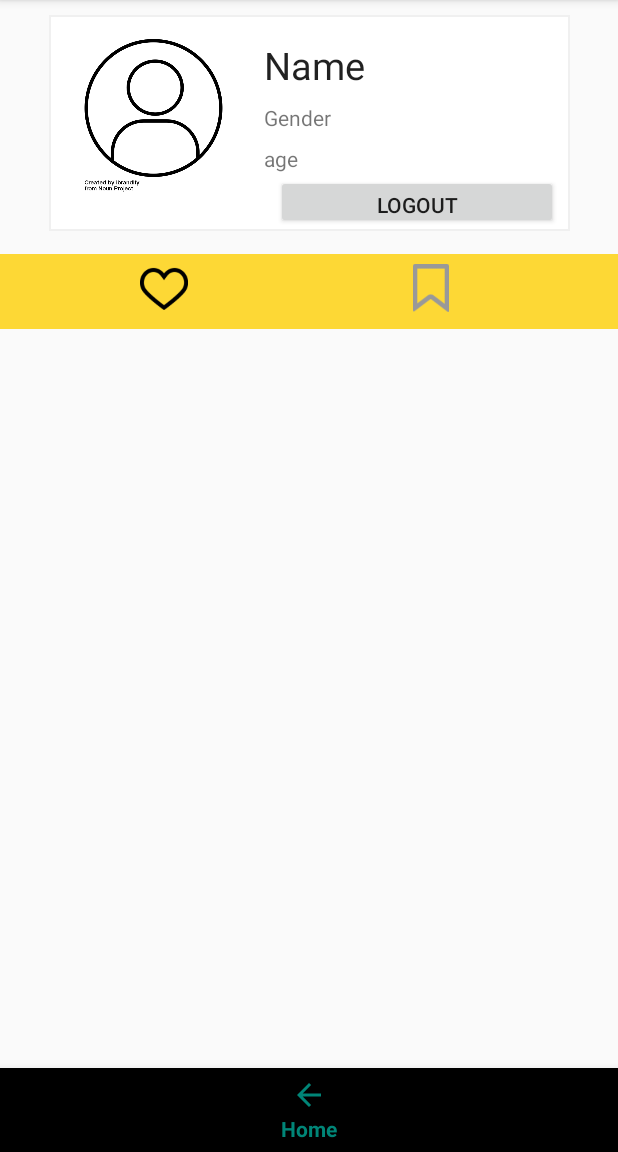
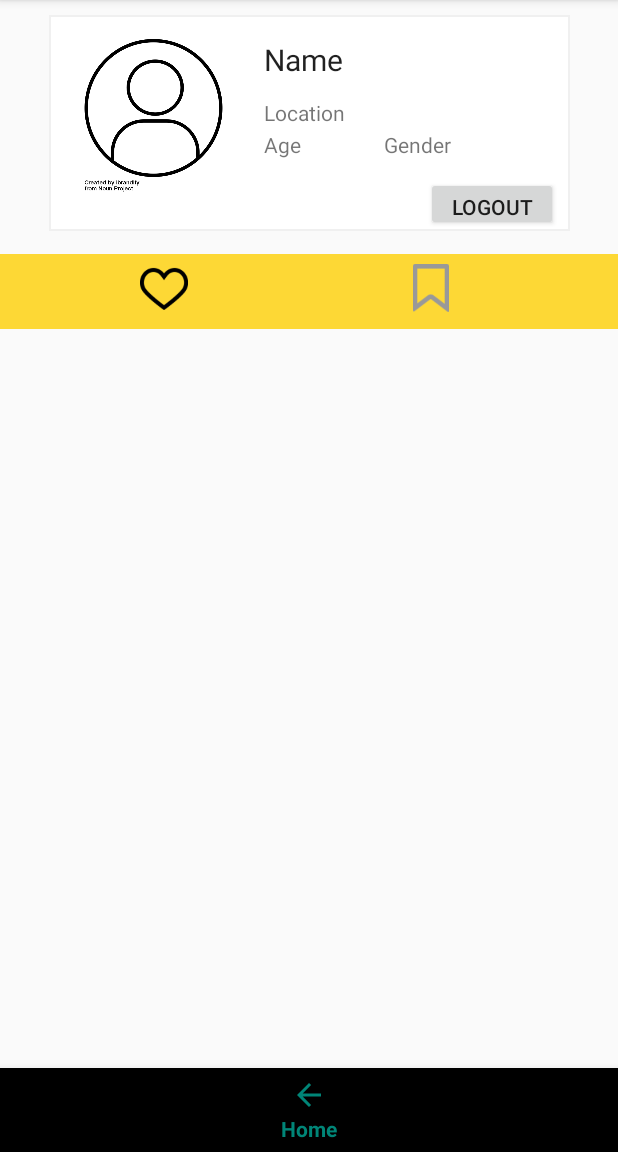
Before and after one commit to hkim00/moves, an Android app: the fragment ProfileFragment placed in its activity, on a phone screen of 412 x 824 dp, the part 84-1236 px from its top. Run offline under Robolectric (Android 15) with nearby library versions, the phone set to English and light mode, and no system bars; libraries missing offline, so code that uses them is left out: com.loopj.android, com.parse, cz.msebera.android, org.parceler; 18 statements that could not run were skipped.

Commit message:
display user info pulled from Parse

```diff
--- a/app/src/main/java/com/hkim00/moves/fragments/ProfileFragment.java
+++ b/app/src/main/java/com/hkim00/moves/fragments/ProfileFragment.java
@@ -7,6 +7,7 @@ import android.view.LayoutInflater;
 import android.view.View;
 import android.view.ViewGroup;
 import android.widget.Button;
+import android.widget.TextView;
 import android.widget.Toast;
 
 import androidx.annotation.NonNull;
@@ -32,11 +33,18 @@ public class ProfileFragment extends Fragment {
 
     public final static String TAG = "ProfileFragment";
 
+    ParseUser currUser;
+
     private Button btnSaved;
     private Button btnFavorites;
     private Button btnLogout;
     private RecyclerView rvFavorites;
     private RecyclerView rvSaved;
+
+    private TextView tvName;
+    private TextView tvLocation;
+    private TextView tvGender;
+    private TextView tvAge;
 
     private ProfileAdapter favAdapter;
     private ProfileAdapter saveAdapter;
@@ -54,11 +62,23 @@ public class ProfileFragment extends Fragment {
     public void onViewCreated(@NonNull View view, @Nullable Bundle savedInstanceState) {
         super.onViewCreated(view, savedInstanceState);
 
+        currUser = ParseUser.getCurrentUser();
+
+        tvName = view.findViewById(R.id.tvName);
+        tvLocation = view.findViewById(R.id.tvLocation);
+        tvGender = view.findViewById(R.id.tvGender);
+        tvAge = view.findViewById(R.id.tvAge);
+
         btnLogout = view.findViewById(R.id.btnLogout);
         btnSaved =  view.findViewById(R.id.btnSaved);
         btnFavorites = view.findViewById(R.id.btnFavorites);
         rvFavorites = view.findViewById(R.id.rvFavorites);
         rvSaved = view.findViewById(R.id.rvSaved);
+
+        tvName.setText(currUser.getUsername());
+        tvLocation.setText("Your location: " + currUser.getString("location"));
+        tvGender.setText("Gender: " + currUser.getString("gender"));
+        tvAge.setText("Age: " + currUser.getInt("age"));
 
         setupRecyclerViews();
 
--- a/app/src/main/res/layout/fragment_profile.xml
+++ b/app/src/main/res/layout/fragment_profile.xml
@@ -38,7 +38,7 @@
         android:layout_marginTop="16dp"
         android:text="Name"
         android:textAppearance="@style/TextAppearance.AppCompat.Large"
-        android:textSize="25dp"
+        android:textSize="20dp"
         app:layout_constraintStart_toEndOf="@id/ivProfilePic"
         app:layout_constraintTop_toTopOf="@id/ivOutline" />
 
@@ -46,21 +46,24 @@
         android:id="@+id/tvGender"
         android:layout_width="wrap_content"
         android:layout_height="wrap_content"
-        android:layout_marginStart="20dp"
-        android:layout_marginTop="8dp"
+        android:layout_marginStart="100dp"
+        android:layout_marginEnd="8dp"
+        android:layout_marginBottom="12dp"
         android:text="Gender"
-        app:layout_constraintStart_toEndOf="@id/ivProfilePic"
-        app:layout_constraintTop_toBottomOf="@id/tvName" />
+        app:layout_constraintBottom_toTopOf="@+id/btnLogout"
+        app:layout_constraintEnd_toEndOf="@+id/ivOutline"
+        app:layout_constraintHorizontal_bias="0.0"
+        app:layout_constraintStart_toEndOf="@id/ivProfilePic" />
 
     <TextView
         android:id="@+id/tvAge"
         android:layout_width="wrap_content"
         android:layout_height="wrap_content"
         android:layout_marginStart="20dp"
-        android:layout_marginTop="8dp"
-        android:text="age"
-        app:layout_constraintStart_toEndOf="@id/ivProfilePic"
-        app:layout_constraintTop_toBottomOf="@id/tvGender" />
+        android:layout_marginBottom="12dp"
+        android:text="Age"
+        app:layout_constraintBottom_toTopOf="@+id/btnLogout"
+        app:layout_constraintStart_toEndOf="@id/ivProfilePic" />
 
     <View
         android:id="@+id/view"
@@ -141,12 +144,19 @@
         android:id="@+id/btnLogout"
         android:layout_width="0dp"
         android:layout_height="36dp"
-        android:layout_marginStart="8dp"
         android:layout_marginEnd="8dp"
         android:text="Logout"
         app:layout_constraintBottom_toBottomOf="@+id/ivOutline"
-        app:layout_constraintEnd_toEndOf="@+id/ivOutline"
-        app:layout_constraintStart_toStartOf="@+id/tvAge"
-        app:layout_constraintTop_toBottomOf="@+id/tvAge" />
+        app:layout_constraintEnd_toEndOf="@+id/ivOutline" />
+
+    <TextView
+        android:id="@+id/tvLocation"
+        android:layout_width="wrap_content"
+        android:layout_height="wrap_content"
+        android:layout_marginStart="20dp"
+        android:layout_marginTop="12dp"
+        android:text="Location"
+        app:layout_constraintStart_toEndOf="@+id/ivProfilePic"
+        app:layout_constraintTop_toBottomOf="@+id/tvName" />
 
 </androidx.constraintlayout.widget.ConstraintLayout>
```
